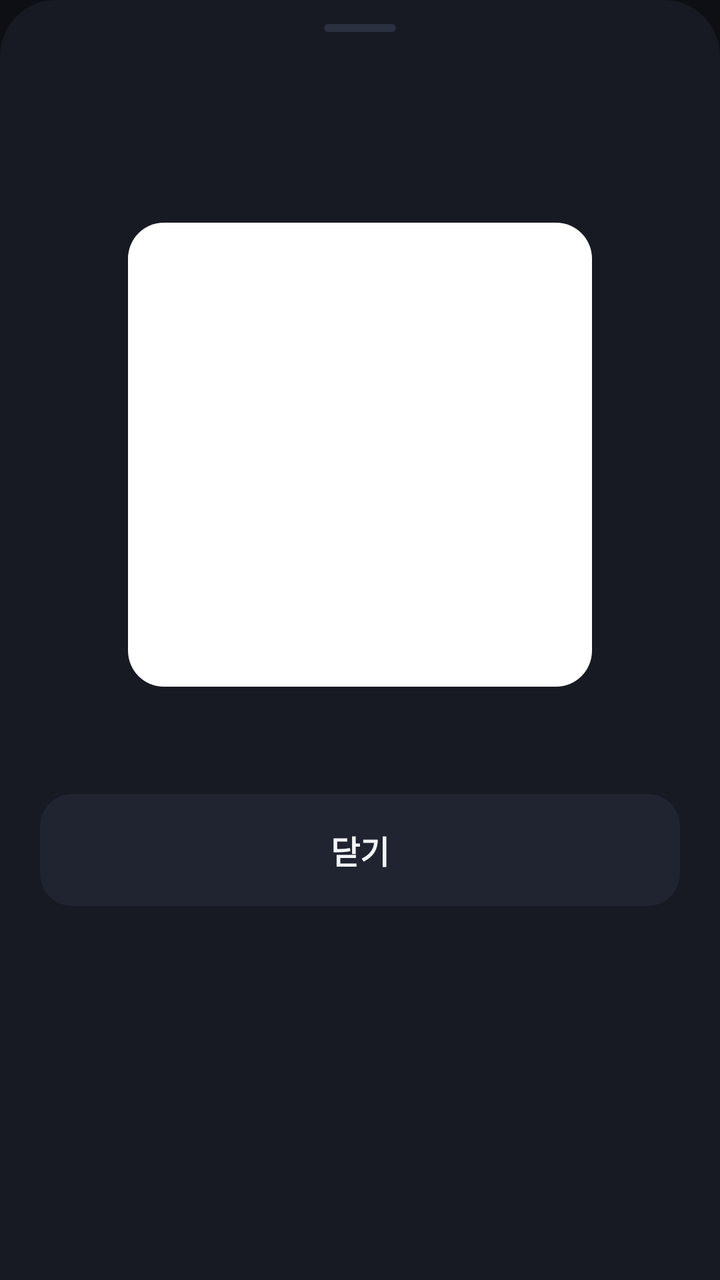
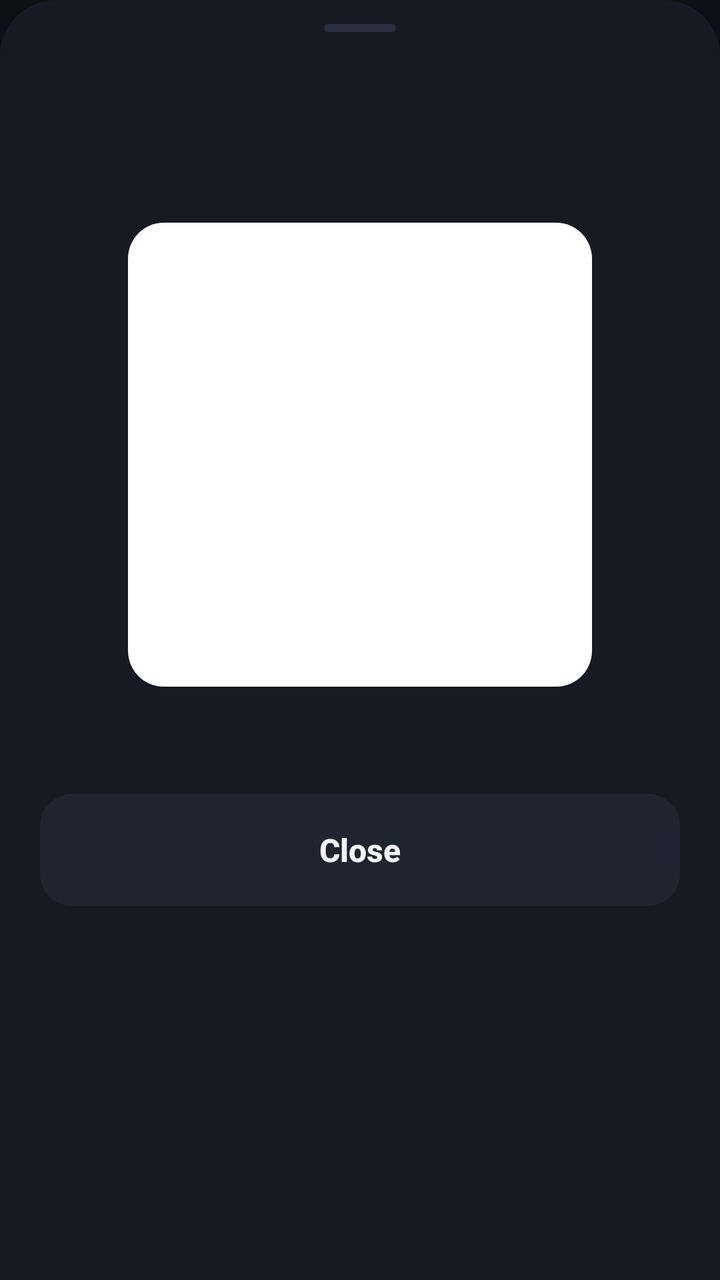

Two renders of the same Android screen: before a commit and after it. Below are the layout's source before the change and the commit's diff.
<!-- AndroidManifest.xml: application theme AppTheme -->
<!-- res/layout/sheet_qr.xml -->
<?xml version="1.0" encoding="utf-8"?>
<LinearLayout xmlns:android="http://schemas.android.com/apk/res/android"
    android:layout_width="match_parent"
    android:layout_height="wrap_content"
    android:background="@drawable/bg_sheet"
    android:gravity="center_horizontal"
    android:orientation="vertical"
    android:paddingStart="20dp"
    android:paddingTop="12dp"
    android:paddingEnd="20dp"
    android:paddingBottom="24dp">

    <View style="@style/Grab" />

    <TextView android:id="@+id/qrTitle" style="@style/SheetTitle" android:gravity="center" />
    <TextView android:id="@+id/qrLead" style="@style/SheetLead" android:gravity="center" />

    
    <ImageView
        android:id="@+id/qrImage"
        android:layout_width="232dp"
        android:layout_height="232dp"
        android:layout_marginTop="22dp"
        android:background="@drawable/bg_qr"
        android:padding="14dp" />

    <TextView
        android:id="@+id/qrFoot"
        android:layout_width="match_parent"
        android:layout_height="wrap_content"
        android:layout_marginTop="16dp"
        android:gravity="center"
        android:lineSpacingExtra="3dp"
        android:textColor="@color/text_dim"
        android:textIsSelectable="true"
        android:textSize="13sp" />

    <Button
        android:id="@+id/btnClose"
        style="@style/Btn.Ghost"
        android:layout_marginTop="20dp"
        android:text="닫기" />
</LinearLayout>
<!-- resources referenced by this layout -->
<resources>
  <color name="text_dim">#8A93A6</color>
  <!-- drawable bg_qr (drawable) -->
  <?xml version="1.0" encoding="utf-8"?>
  <shape xmlns:android="http://schemas.android.com/apk/res/android">
      <solid android:color="#FFFFFFFF" />
      <corners android:radius="18dp" />
  </shape>
  <!-- drawable bg_sheet (drawable) -->
  <?xml version="1.0" encoding="utf-8"?>
  <shape xmlns:android="http://schemas.android.com/apk/res/android">
      <solid android:color="@color/surface" />
      <corners android:topLeftRadius="28dp" android:topRightRadius="28dp" />
  </shape>
  <style name="Btn.Ghost">
          <item name="android:background">@drawable/bg_btn_ghost</item>
          <item name="android:textColor">@color/text</item>
      </style>
  <style name="Grab">
          <item name="android:layout_width">36dp</item>
          <item name="android:layout_height">4dp</item>
          <item name="android:layout_gravity">center_horizontal</item>
          <item name="android:layout_marginBottom">20dp</item>
          <item name="android:background">@drawable/bg_grab</item>
      </style>
  <style name="SheetLead">
          <item name="android:layout_width">match_parent</item>
          <item name="android:layout_height">wrap_content</item>
          <item name="android:layout_marginTop">6dp</item>
          <item name="android:textSize">14sp</item>
          <item name="android:textColor">@color/text_dim</item>
          <item name="android:lineSpacingExtra">3dp</item>
      </style>
  <style name="SheetTitle">
          <item name="android:layout_width">match_parent</item>
          <item name="android:layout_height">wrap_content</item>
          <item name="android:textSize">21sp</item>
          <item name="android:textStyle">bold</item>
          <item name="android:textColor">@color/text</item>
          <item name="android:letterSpacing">-0.01</item>
      </style>
  <style name="AppTheme" parent="@android:style/Theme.Material.NoActionBar">
          <item name="android:windowBackground">@color/bg</item>
          <item name="android:statusBarColor">@color/bg</item>
          <item name="android:navigationBarColor">@color/bg</item>
          <item name="android:colorAccent">@color/accent</item>
          <item name="android:textColorPrimary">@color/text</item>
          <item name="android:textColorSecondary">@color/text_dim</item>
          <item name="android:textColorHint">@color/text_dim</item>
      </style>
  <color name="surface">#171A22</color>
  <!-- drawable bg_btn_ghost (drawable) -->
  <?xml version="1.0" encoding="utf-8"?>
  <ripple xmlns:android="http://schemas.android.com/apk/res/android" android:color="@color/ripple">
      <item>
          <shape><solid android:color="@color/surface_alt" /><corners android:radius="16dp" /></shape>
      </item>
  </ripple>
  <color name="text">#F2F4F8</color>
  <!-- drawable bg_grab (drawable) -->
  <?xml version="1.0" encoding="utf-8"?>
  <shape xmlns:android="http://schemas.android.com/apk/res/android">
      <solid android:color="@color/stroke" />
      <corners android:radius="2dp" />
  </shape>
  <color name="bg">#0D0F14</color>
  <color name="accent">#6C5CE7</color>
  <color name="ripple">#1FFFFFFF</color>
  <color name="surface_alt">#1F2430</color>
  <color name="stroke">#2A3040</color>
</resources>

<!-- the commit's change to res/layout/sheet_qr.xml (unified diff, before → after) -->
@@ -39,5 +39,5 @@
         android:id="@+id/btnClose"
         style="@style/Btn.Ghost"
         android:layout_marginTop="20dp"
-        android:text="닫기" />
+        android:text="@string/close" />
 </LinearLayout>
<!-- resource entries referenced after the edit -->
@@ -13,6 +13,7 @@
       <solid android:color="@color/surface" />
       <corners android:topLeftRadius="28dp" android:topRightRadius="28dp" />
   </shape>
+  <string name="close">Close</string>
   <style name="Btn.Ghost">
           <item name="android:background">@drawable/bg_btn_ghost</item>
           <item name="android:textColor">@color/text</item>
